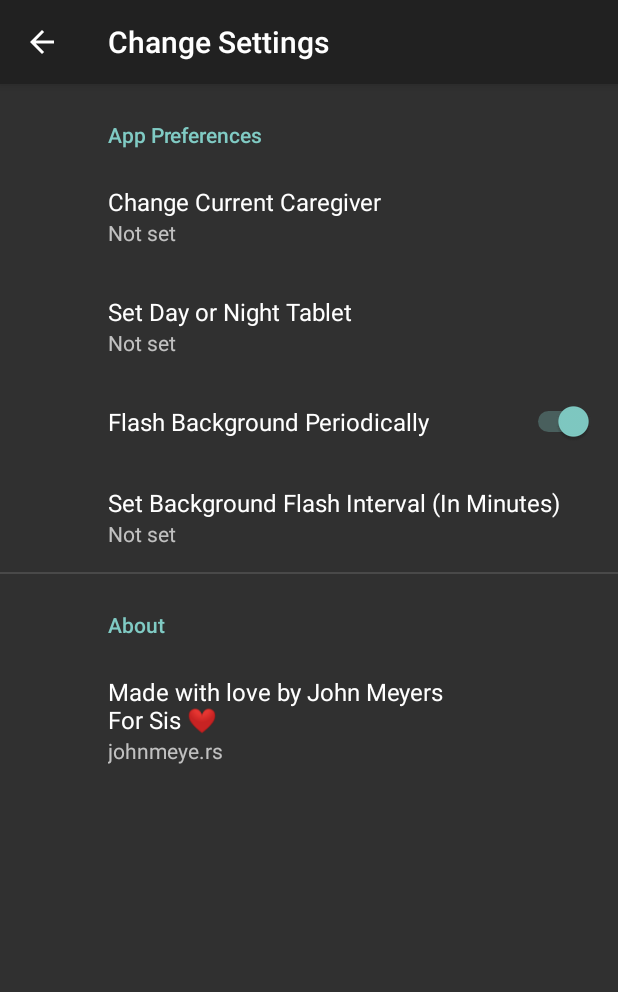
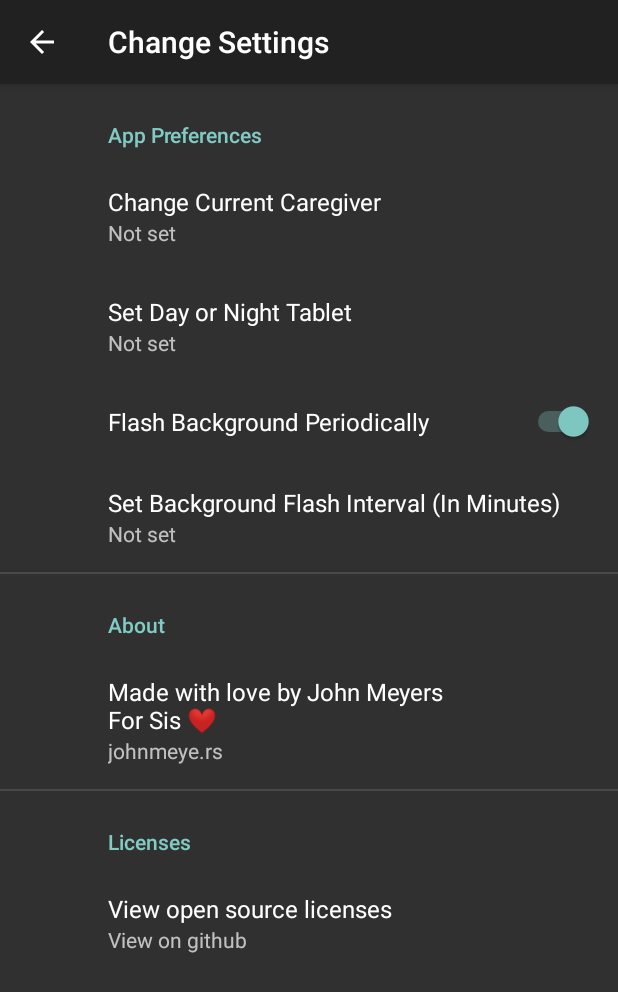
Before and after one commit to iamjohnmeyers/Sis-App, an Android app: the screen it shows after launch (SettingsActivity), after a tap on an icon or button, on a phone screen of 412 x 824 dp. Shown: the top 992 px of the screen. Run offline under Robolectric (Android 15) with nearby library versions, the light colour scheme and no system bars; our stand-ins replace androidx.preference; 2 statements that could not run were skipped.

Commit message:
removed personal information, added open source licenses

```diff
--- a/app/src/main/java/com/iamjohnmeyers/sisapp/MainActivity.java
+++ b/app/src/main/java/com/iamjohnmeyers/sisapp/MainActivity.java
@@ -52,7 +52,7 @@ public class MainActivity extends AppCompatActivity implements
         btnTimePicker.setOnClickListener(this);
         currentText = (TextView) findViewById(R.id.message);
         settings.setOnClickListener(this);
-        currentText.setText("TABLET NEEDS TO BE CONFIGURED. CALL BEN (985) 966-1952");
+        currentText.setText("TABLET NEEDS TO BE CONFIGURED. CALL BEN (xxx) xxx-xxxx");
 
     }
 
--- a/app/src/main/res/xml/root_preferences.xml
+++ b/app/src/main/res/xml/root_preferences.xml
@@ -29,14 +29,20 @@
     </PreferenceCategory>
 
     <PreferenceCategory android:title="About">
-
+        <Preference
+            android:title="Made with love by John Meyers \nFor Sis \u2764\uFE0F "
+            app:summary="johnmeye.rs">
+            <intent
+                android:action="android.intent.action.VIEW"
+                android:data="http://johnmeye.rs" />
+        </Preference>
     </PreferenceCategory>
+    <PreferenceCategory android:title="Licenses"/>
     <Preference
-        android:title="Made with love by John Meyers \nFor Sis \u2764\uFE0F "
-        app:summary="johnmeye.rs">
+        android:title="View open source licenses"
+        app:summary="View on github">
         <intent
             android:action="android.intent.action.VIEW"
             android:data="http://johnmeye.rs" />
     </Preference>
-
 </PreferenceScreen>
```
Also changed, not shown: app/build.gradle (+12 -0 lines).
